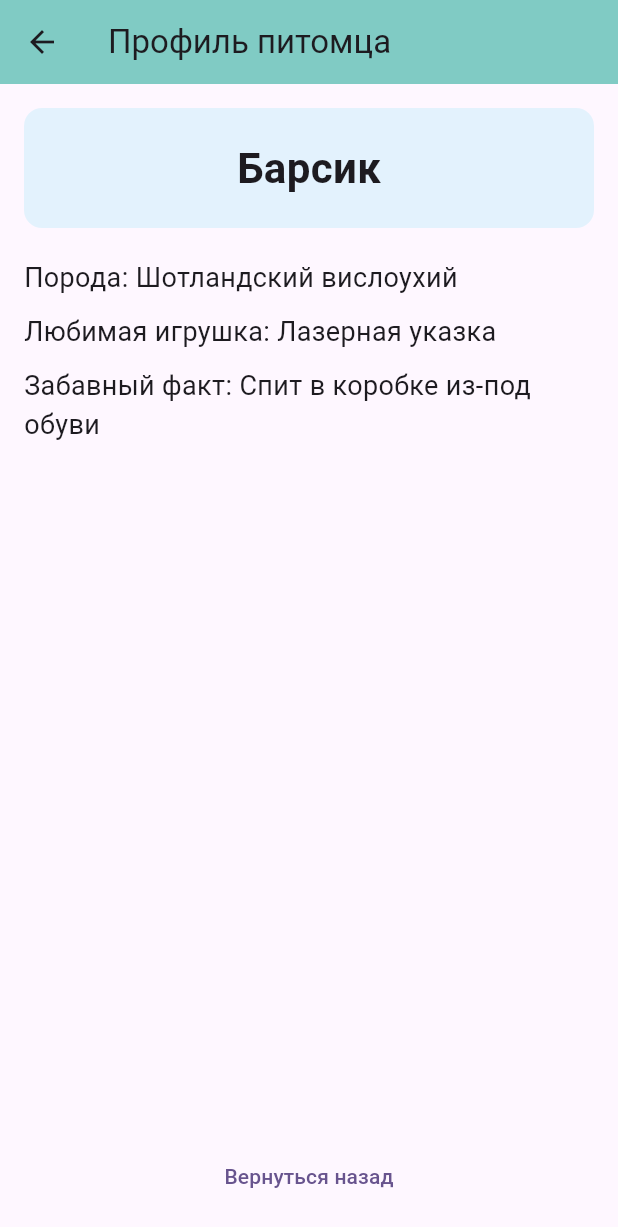
After one commit to SleepRita/flutter_pr3, a Flutter app: the screen it shows after launch, after a tap on "Профиль", on a phone screen of 412 x 824 dp. The commit adds this screen. Shown: the top 1227 px of the screen. Run offline on Flutter 3.47's test engine with Material 3 defaults, Android fonts, the phone set to English and light mode, and no system bars.

Commit message:
Third commit

```diff
--- a/lib/src/screens/home_screen.dart
+++ b/lib/src/screens/home_screen.dart
@@ -1,4 +1,5 @@
 import 'package:flutter/material.dart';
+import 'profile_screen.dart';
 
 class HomeScreen extends StatefulWidget {
   const HomeScreen({super.key});
@@ -70,7 +71,10 @@ class _HomeScreenState extends State<HomeScreen> {
               spacing: 10,
               runSpacing: 10,
               children: [
-
+                OutlinedButton(
+                  onPressed: () => Navigator.push(context, MaterialPageRoute(builder: (context) => const ProfileScreen())),
+                  child: const Text('Профиль'),
+                ),
               ],
             ),
           ],
--- /dev/null
+++ b/lib/src/screens/profile_screen.dart
@@ -0,0 +1,48 @@
+import 'package:flutter/material.dart';
+
+class ProfileScreen extends StatelessWidget {
+  const ProfileScreen({super.key});
+
+  @override
+  Widget build(BuildContext context) {
+    return Scaffold(
+      appBar: AppBar(
+        title: const Text('Профиль питомца'),
+        backgroundColor: Colors.teal.shade200,),
+      body: Padding(
+        padding: const EdgeInsets.all(16.0),
+        child: Column(
+          crossAxisAlignment: CrossAxisAlignment.start,
+          children: [
+            Container(
+              padding: const EdgeInsets.all(20),
+              decoration: BoxDecoration(
+                color: Colors.blue.shade50,
+                borderRadius: BorderRadius.circular(12),
+              ),
+              child: const Center(
+                child: Text(
+                  'Барсик',
+                  style: TextStyle(fontSize: 28, fontWeight: FontWeight.bold),
+                ),
+              ),
+            ),
+            const SizedBox(height: 20),
+            const Text('Порода: Шотландский вислоухий', style: TextStyle(fontSize: 18)),
+            const SizedBox(height: 10),
+            const Text('Любимая игрушка: Лазерная указка', style: TextStyle(fontSize: 18)),
+            const SizedBox(height: 10),
+            const Text('Забавный факт: Спит в коробке из-под обуви', style: TextStyle(fontSize: 18)),
+            const Spacer(), // Занимает всё оставшееся место
+            Center(
+              child: TextButton(
+                onPressed: () => Navigator.pop(context),
+                child: const Text('Вернуться назад'),
+              ),
+            ),
+          ],
+        ),
+      ),
+    );
+  }
+}
```
